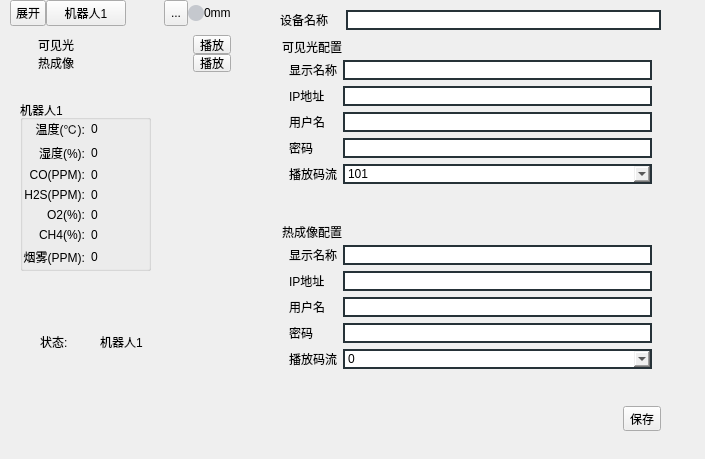
Above: ShunDe/modules/robot.ui from imtangsheng/QtClient before the change. Below: the same form after it.
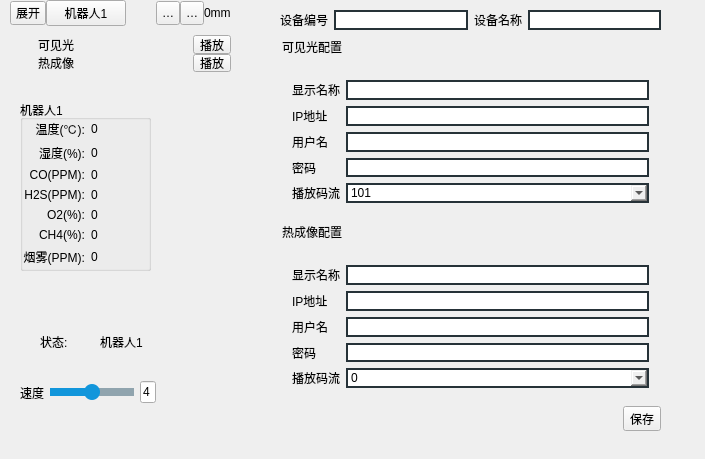
That is the form after the change. Icons and pictures are not drawn.

What changed in the file:
```diff
--- a/ShunDe/modules/robot.ui
+++ b/ShunDe/modules/robot.ui
@@ -46,6 +46,9 @@
     </property>
     <item>
      <layout class="QHBoxLayout" name="horizontalLayout_Menu">
+      <property name="spacing">
+       <number>0</number>
+      </property>
       <item>
        <widget class="QWidget" name="widget_isShow" native="true">
         <property name="maximumSize">
@@ -78,6 +81,12 @@
              <verstretch>0</verstretch>
             </sizepolicy>
            </property>
+           <property name="maximumSize">
+            <size>
+             <width>16777215</width>
+             <height>24</height>
+            </size>
+           </property>
            <property name="toolTip">
             <string>展开</string>
            </property>
@@ -131,38 +140,74 @@
           <verstretch>0</verstretch>
          </sizepolicy>
         </property>
+        <property name="minimumSize">
+         <size>
+          <width>24</width>
+          <height>24</height>
+         </size>
+        </property>
+        <property name="maximumSize">
+         <size>
+          <width>24</width>
+          <height>24</height>
+         </size>
+        </property>
         <property name="toolTip">
          <string>电池电量</string>
         </property>
         <property name="text">
-         <string>...</string>
+         <string>电量</string>
         </property>
         <property name="icon">
          <iconset resource="../resource.qrc">
-          <normaloff>:/asset/HomeWindow/Battery_Level_2.svg</normaloff>:/asset/HomeWindow/Battery_Level_2.svg</iconset>
+          <normaloff>:/asset/Robot/Robot_tip.svg</normaloff>:/asset/Robot/Robot_tip.svg</iconset>
+        </property>
+        <property name="iconSize">
+         <size>
+          <width>24</width>
+          <height>24</height>
+         </size>
         </property>
        </widget>
       </item>
       <item>
-       <widget class="QLabel" name="label_robot_status">
+       <widget class="QToolButton" name="toolButton_robot_status">
+        <property name="sizePolicy">
+         <sizepolicy hsizetype="Preferred" vsizetype="Preferred">
+          <horstretch>0</horstretch>
+          <verstretch>0</verstretch>
+         </sizepolicy>
+        </property>
         <property name="minimumSize">
          <size>
-          <width>16</width>
-          <height>16</height>
+          <width>24</width>
+          <height>24</height>
          </size>
         </property>
         <property name="maximumSize">
          <size>
-          <width>16</width>
-          <height>16</height>
+          <width>24</width>
+          <height>24</height>
          </size>
         </property>
-        <property name="styleSheet">
-         <string notr="true">background-color: rgb(197, 200, 206);
-border-radius: 8px;</string>
+        <property name="toolTip">
+         <string>机器人状态</string>
+        </property>
+        <property name="statusTip">
+         <string>机器人状态</string>
         </property>
         <property name="text">
-         <string/>
+         <string>状态</string>
+        </property>
+        <property name="icon">
+         <iconset resource="../resource.qrc">
+          <normaloff>:/asset/Robot/Robot_warning.svg</normaloff>:/asset/Robot/Robot_warning.svg</iconset>
+        </property>
+        <property name="iconSize">
+         <size>
+          <width>24</width>
+          <height>24</height>
+         </size>
         </property>
        </widget>
       </item>
@@ -477,12 +522,34 @@
      <disabled/>
     </palette>
    </property>
+   <property name="styleSheet">
+    <string notr="true">QLineEdit {
+	border: 2px solid #263238;
+}</string>
+   </property>
    <layout class="QVBoxLayout" name="verticalLayout_3">
     <item>
      <layout class="QHBoxLayout" name="horizontalLayout_4">
       <property name="spacing">
-       <number>18</number>
+       <number>6</number>
       </property>
+      <item>
+       <widget class="QLabel" name="label_7">
+        <property name="text">
+         <string>设备编号</string>
+        </property>
+       </widget>
+      </item>
+      <item>
+       <widget class="QLineEdit" name="lineEdit_robot_id">
+        <property name="enabled">
+         <bool>false</bool>
+        </property>
+        <property name="toolTip">
+         <string>不可编辑，由设备定义</string>
+        </property>
+       </widget>
+      </item>
       <item>
        <widget class="QLabel" name="label_6">
         <property name="text">
@@ -738,6 +805,107 @@
     <string>状态:</string>
    </property>
   </widget>
+  <widget class="QWidget" name="horizontalLayoutWidget_14">
+   <property name="geometry">
+    <rect>
+     <x>20</x>
+     <y>380</y>
+     <width>136</width>
+     <height>25</height>
+    </rect>
+   </property>
+   <layout class="QHBoxLayout" name="horizontalLayout_17" stretch="0,10,0">
+    <item>
+     <widget class="QLabel" name="label_13">
+      <property name="sizePolicy">
+       <sizepolicy hsizetype="Fixed" vsizetype="Preferred">
+        <horstretch>0</horstretch>
+        <verstretch>0</verstretch>
+       </sizepolicy>
+      </property>
+      <property name="text">
+       <string>速度</string>
+      </property>
+     </widget>
+    </item>
+    <item>
+     <widget class="QSlider" name="horizontalSlider_robot_speed">
+      <property name="sizePolicy">
+       <sizepolicy hsizetype="Expanding" vsizetype="Preferred">
+        <horstretch>0</horstretch>
+        <verstretch>0</verstretch>
+       </sizepolicy>
+      </property>
+      <property name="styleSheet">
+       <string notr="true">QSlider::groove:horizontal {
+	height: 8px;
+	background-color: transparent;
+}
+
+QSlider::handle:horizontal {
+	width: 16px;
+	height: 16px;
+	margin: -4px 0;
+	border-radius: 8px;
+	background-color: #1296db;
+}
+
+QSlider::handle:horizontal:hover {
+	background-color: red;
+}
+
+QSlider::add-page:horizontal {
+	background: rgb(144, 164, 174);
+}
+
+QSlider::sub-page:horizontal {
+    background:#1296db;
+}</string>
+      </property>
+      <property name="minimum">
+       <number>1</number>
+      </property>
+      <property name="maximum">
+       <number>5</number>
+      </property>
+      <property name="pageStep">
+       <number>1</number>
+      </property>
+      <property name="value">
+       <number>3</number>
+      </property>
+      <property name="orientation">
+       <enum>Qt::Horizontal</enum>
+      </property>
+     </widget>
+    </item>
+    <item>
+     <widget class="QLineEdit" name="lineEdit_robot_speed">
+      <property name="sizePolicy">
+       <sizepolicy hsizetype="Minimum" vsizetype="Fixed">
+        <horstretch>0</horstretch>
+        <verstretch>0</verstretch>
+       </sizepolicy>
+      </property>
+      <property name="minimumSize">
+       <size>
+        <width>16</width>
+        <height>0</height>
+       </size>
+      </property>
+      <property name="maximumSize">
+       <size>
+        <width>16</width>
+        <height>16777215</height>
+       </size>
+      </property>
+      <property name="text">
+       <string>4</string>
+      </property>
+     </widget>
+    </item>
+   </layout>
+  </widget>
  </widget>
  <tabstops>
   <tabstop>lineEdit_robot_name</tabstop>
```
Left out of the diff: 6 changed lines with no effect on the pictures.
